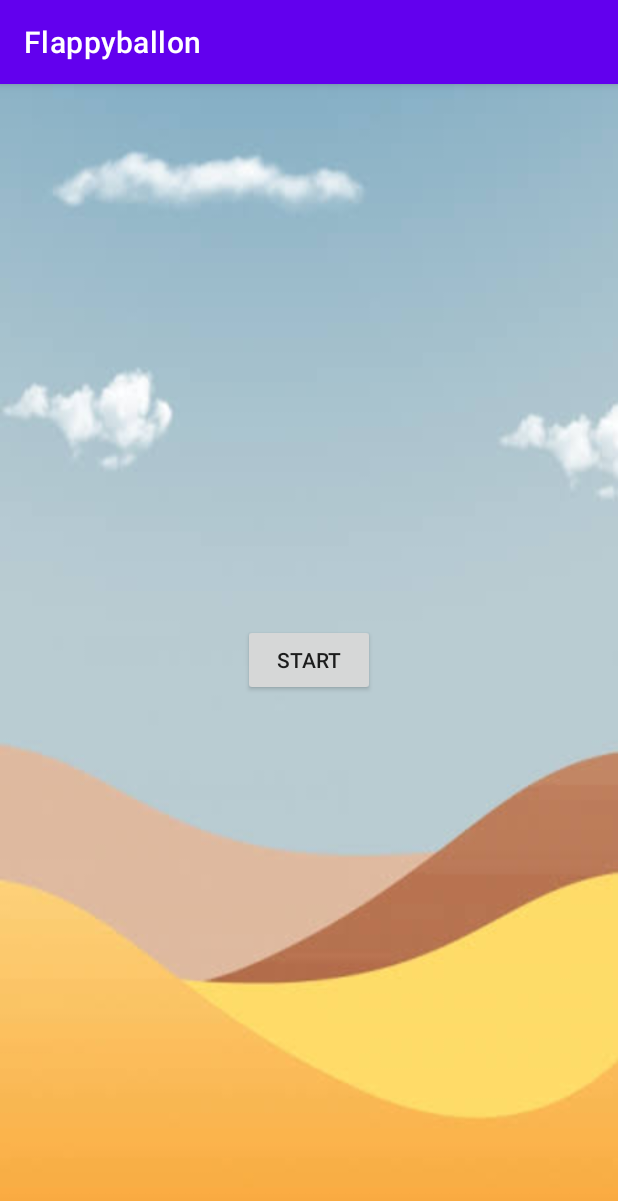
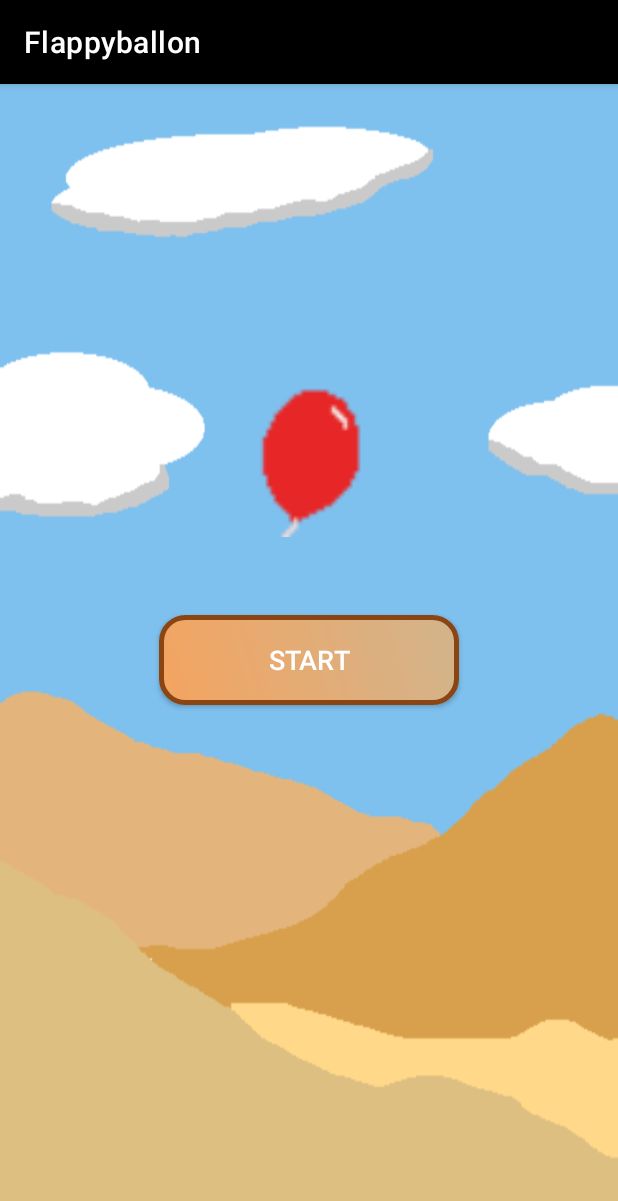
Before and after one commit to leolunaf25/Flappyballon, an Android app: the screen it shows after launch (IntroActivity), on a phone screen of 412 x 824 dp. Shown: the top 1201 px of the screen. Run offline under Robolectric (Android 15) with nearby library versions, the phone set to English and light mode, and no system bars.

Commit message:
update interface

```diff
--- a/app/src/main/java/com/lunatcoms/flappyballon/GameView.kt
+++ b/app/src/main/java/com/lunatcoms/flappyballon/GameView.kt
@@ -49,7 +49,7 @@ class GameView(context: Context, attrs: AttributeSet) : SurfaceView(context, att
         val topObstacleImage = BitmapFactory.decodeResource(resources, R.drawable.pipe_top)
         val bottomObstacleImage = BitmapFactory.decodeResource(resources, R.drawable.pipe_bottom)
 
-        val gapHeight = Random.nextInt(screenHeight.toInt()/5, screenHeight.toInt()/3)
+        val gapHeight = Random.nextInt(screenHeight.toInt()/4, screenHeight.toInt()/3)
 
         val scaledTopObstacle = Bitmap.createScaledBitmap(topObstacleImage,topObstacleImage.width,(screenHeight*.6).toInt(),false)
         val scaledBottomObstacle = Bitmap.createScaledBitmap(bottomObstacleImage,bottomObstacleImage.width,(screenHeight*.6).toInt(),false)
--- a/app/src/main/java/com/lunatcoms/flappyballon/Obstacle.kt
+++ b/app/src/main/java/com/lunatcoms/flappyballon/Obstacle.kt
@@ -29,7 +29,7 @@ class Obstacle(
     }
 
     fun update() {
-        gapHeight = Random.nextInt(screenHeight / 5, screenHeight / 4)
+        gapHeight = Random.nextInt(screenHeight / 4, screenHeight / 3)
 
         xPosition -= 10
 
--- /dev/null
+++ b/app/src/main/res/drawable/button_background.xml
@@ -0,0 +1,17 @@
+<shape xmlns:android="http://schemas.android.com/apk/res/android">
+    <solid android:color="#F4A460" /> <!-- Color de fondo (arena) -->
+    <corners android:radius="16dp" /> <!-- Bordes redondeados -->
+    <stroke
+        android:width="3dp"
+        android:color="#8B4513" /> <!-- Borde del botón (marrón) -->
+    <padding
+        android:left="10dp"
+        android:top="10dp"
+        android:right="10dp"
+        android:bottom="10dp" />
+    <gradient
+        android:angle="45"
+        android:startColor="#F4A460"
+        android:endColor="#D2B48C"
+        android:type="linear" />
+</shape>
--- a/app/src/main/res/drawable/ic_exit.xml
+++ b/app/src/main/res/drawable/ic_exit.xml
@@ -1,5 +1,5 @@
 <vector android:autoMirrored="true" android:height="24dp"
-    android:tint="#000000" android:viewportHeight="24"
+    android:tint="#ffffff" android:viewportHeight="24"
     android:viewportWidth="24" android:width="24dp" xmlns:android="http://schemas.android.com/apk/res/android">
     <path android:fillColor="@android:color/white" android:pathData="M10.09,15.59L11.5,17l5,-5 -5,-5 -1.41,1.41L12.67,11H3v2h9.67l-2.58,2.59zM19,3H5c-1.11,0 -2,0.9 -2,2v4h2V5h14v14H5v-4H3v4c0,1.1 0.89,2 2,2h14c1.1,0 2,-0.9 2,-2V5c0,-1.1 -0.9,-2 -2,-2z"/>
 </vector>
--- a/app/src/main/res/drawable/ic_regressh.xml
+++ b/app/src/main/res/drawable/ic_regressh.xml
@@ -1,4 +1,4 @@
-<vector android:height="24dp" android:tint="#000000"
+<vector android:height="24dp" android:tint="#ffffff"
     android:viewportHeight="24" android:viewportWidth="24"
     android:width="24dp" xmlns:android="http://schemas.android.com/apk/res/android">
     <path android:fillColor="@android:color/white" android:pathData="M17.65,6.35C16.2,4.9 14.21,4 12,4c-4.42,0 -7.99,3.58 -7.99,8s3.57,8 7.99,8c3.73,0 6.84,-2.55 7.73,-6h-2.08c-0.82,2.33 -3.04,4 -5.65,4 -3.31,0 -6,-2.69 -6,-6s2.69,-6 6,-6c1.66,0 3.14,0.69 4.22,1.78L13,11h7V4l-2.35,2.35z"/>
--- a/app/src/main/res/layout/activity_intro.xml
+++ b/app/src/main/res/layout/activity_intro.xml
@@ -7,15 +7,34 @@
     android:background="@drawable/background_intro"
     tools:context=".IntroActivity">
 
+    <androidx.appcompat.widget.AppCompatImageView
+        android:layout_width="100dp"
+        android:layout_height="100dp"
+        app:layout_constraintTop_toTopOf="parent"
+        app:layout_constraintBottom_toTopOf="@+id/btnStart"
+        app:layout_constraintStart_toStartOf="parent"
+        app:layout_constraintEnd_toEndOf="parent"
+        android:src="@drawable/ballon"
+        android:scaleType="fitCenter"
+        android:layout_marginTop="150dp"/>
+
+
+
     <androidx.appcompat.widget.AppCompatButton
         android:id="@+id/btnStart"
-        android:layout_width="wrap_content"
-        android:layout_height="wrap_content"
+        android:layout_width="200dp"
+        android:layout_height="60dp"
+        android:text="START"
+        android:textColor="#FFFFFF"
+        android:textSize="18sp"
+        android:background="@drawable/button_background"
+        android:layout_gravity="center"
         app:layout_constraintTop_toTopOf="parent"
         app:layout_constraintStart_toStartOf="parent"
         app:layout_constraintEnd_toEndOf="parent"
         app:layout_constraintBottom_toBottomOf="parent"
-        android:text="START"
+        android:padding="10dp"
         />
 
+
 </androidx.constraintlayout.widget.ConstraintLayout>
--- a/app/src/main/res/values/colors.xml
+++ b/app/src/main/res/values/colors.xml
@@ -8,6 +8,6 @@
     <color name="black">#FF000000</color>
     <color name="white">#FFFFFFFF</color>
 
-    <color name="whiteOne">#BFFFFFFF</color>
+    <color name="whiteOne">#00FFFFFF</color>
 
 </resources>
--- a/app/src/main/res/values/themes.xml
+++ b/app/src/main/res/values/themes.xml
@@ -2,8 +2,8 @@
     <!-- Base application theme. -->
     <style name="Theme.Flappyballon" parent="Theme.MaterialComponents.DayNight.DarkActionBar">
         <!-- Primary brand color. -->
-        <item name="colorPrimary">@color/purple_500</item>
-        <item name="colorPrimaryVariant">@color/purple_700</item>
+        <item name="colorPrimary">@color/black</item>
+        <item name="colorPrimaryVariant">@color/black</item>
         <item name="colorOnPrimary">@color/white</item>
         <!-- Secondary brand color. -->
         <item name="colorSecondary">@color/teal_200</item>
@@ -13,4 +13,5 @@
         <item name="android:statusBarColor">?attr/colorPrimaryVariant</item>
         <!-- Customize your theme here. -->
     </style>
+
 </resources>
```
Also changed, not shown: app/src/main/res/drawable/panel_background.xml (added, +17 -0 lines), app/src/main/res/layout/activity_game.xml (+16 -0 lines), app/src/main/res/drawable/background.png, app/src/main/res/drawable/background_intro.png, app/src/main/res/drawable/ballon.png, app/src/main/res/drawable/pipe_bottom.png, app/src/main/res/drawable/pipe_top.png.
